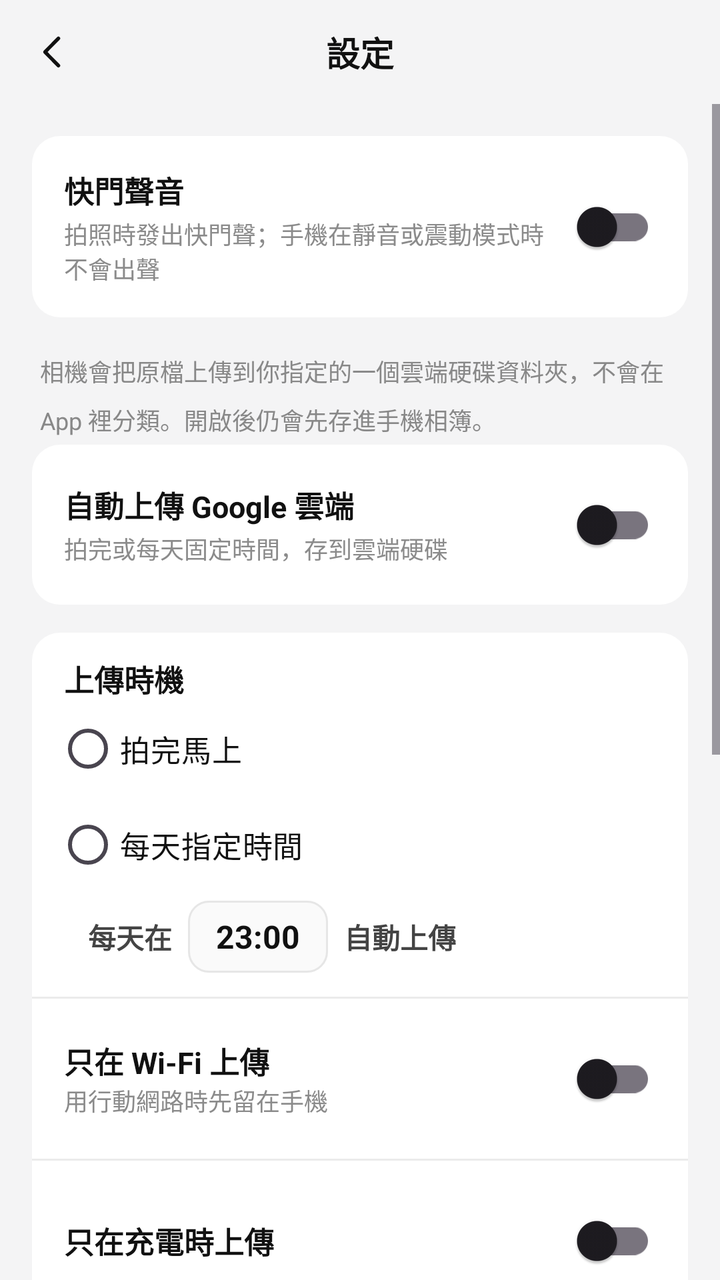
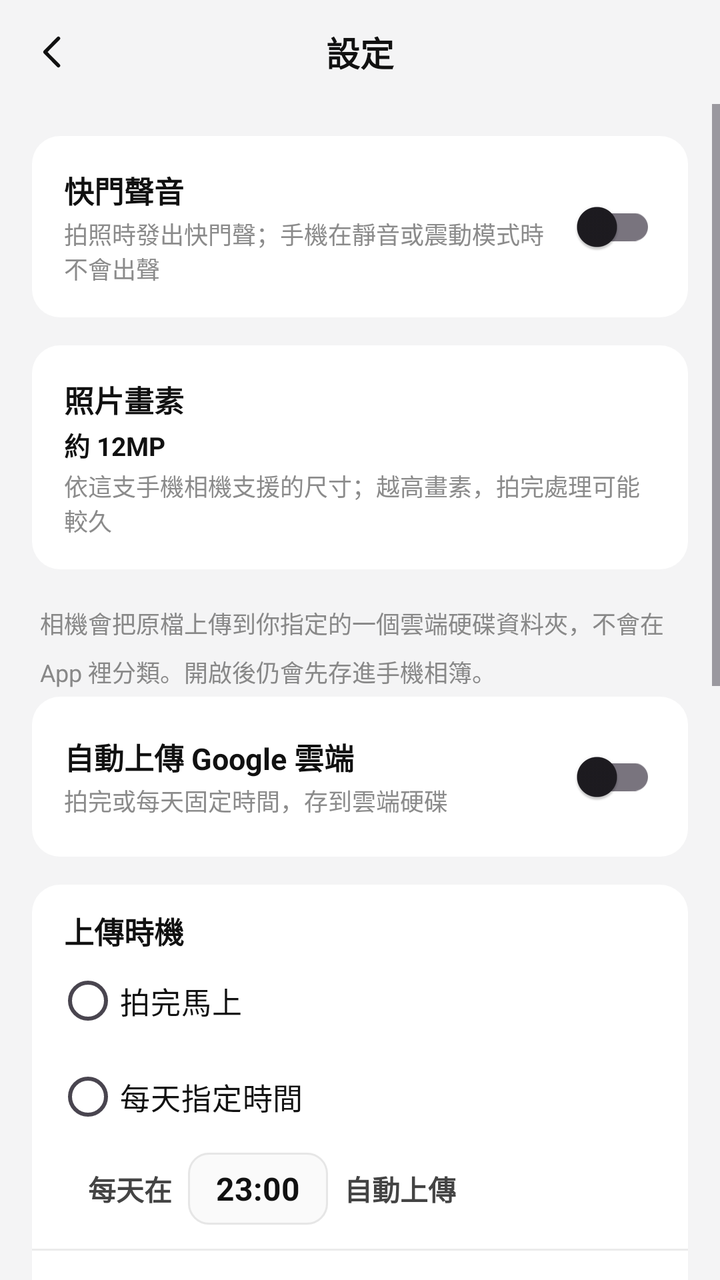

The first picture is an Android layout as it rendered before a commit; the second is the same layout after the commit. The layout source and the unified diff follow.
<!-- AndroidManifest.xml: activity theme SettingsTheme -->
<!-- res/layout/activity_settings.xml -->
<?xml version="1.0" encoding="utf-8"?>
<LinearLayout xmlns:android="http://schemas.android.com/apk/res/android"
    android:id="@+id/settingsRoot" android:layout_width="match_parent" android:layout_height="match_parent"
    android:orientation="vertical" android:background="#F4F4F5">
    <LinearLayout android:id="@+id/settingsTop" android:layout_width="match_parent" android:layout_height="wrap_content"
        android:orientation="vertical" android:background="#F4F4F5">
        <LinearLayout android:layout_width="match_parent" android:layout_height="52dp" android:gravity="center_vertical">
            <ImageButton android:id="@+id/btnBack" android:layout_width="44dp" android:layout_height="44dp"
                android:layout_marginStart="4dp" android:background="?attr/selectableItemBackgroundBorderless"
                android:src="@drawable/ic_back" android:contentDescription="返回" android:padding="10dp"/>
            <TextView android:layout_width="0dp" android:layout_height="wrap_content" android:layout_weight="1"
                android:gravity="center" android:text="設定" android:textStyle="bold" android:textSize="17sp" android:textColor="#111"/>
            <View android:layout_width="44dp" android:layout_height="44dp" android:layout_marginEnd="4dp"/>
        </LinearLayout>
    </LinearLayout>
    <ScrollView android:layout_width="match_parent" android:layout_height="0dp" android:layout_weight="1">
        <LinearLayout android:id="@+id/settingsBody" android:layout_width="match_parent" android:layout_height="wrap_content"
            android:orientation="vertical" android:padding="16dp" android:paddingBottom="32dp">
            <LinearLayout style="@style/SettingsCard">
                <LinearLayout android:layout_width="match_parent" android:layout_height="wrap_content"
                    android:gravity="center_vertical" android:padding="16dp">
                    <LinearLayout android:layout_width="0dp" android:layout_height="wrap_content" android:layout_weight="1" android:orientation="vertical">
                        <TextView android:layout_width="wrap_content" android:layout_height="wrap_content" android:text="快門聲音" android:textStyle="bold" android:textSize="15sp" android:textColor="#111"/>
                        <TextView android:layout_width="wrap_content" android:layout_height="wrap_content" android:text="拍照時發出快門聲；手機在靜音或震動模式時不會出聲" android:textSize="12sp" android:textColor="#8B8B8B" android:layout_marginTop="2dp"/>
                    </LinearLayout>
                    <androidx.appcompat.widget.SwitchCompat android:id="@+id/swShutterSound" android:layout_width="wrap_content" android:layout_height="wrap_content"/>
                </LinearLayout>
            </LinearLayout>

            <TextView android:layout_width="match_parent" android:layout_height="wrap_content"
                android:text="相機會把原檔上傳到你指定的一個雲端硬碟資料夾，不會在 App 裡分類。開啟後仍會先存進手機相簿。"
                android:textSize="12sp" android:textColor="#888888" android:lineSpacingMultiplier="1.4" android:padding="4dp" android:paddingBottom="12dp"/>

            <LinearLayout style="@style/SettingsCard">
                <LinearLayout android:layout_width="match_parent" android:layout_height="wrap_content"
                    android:gravity="center_vertical" android:padding="16dp">
                    <LinearLayout android:layout_width="0dp" android:layout_height="wrap_content" android:layout_weight="1" android:orientation="vertical">
                        <TextView android:layout_width="wrap_content" android:layout_height="wrap_content" android:text="自動上傳 Google 雲端" android:textStyle="bold" android:textSize="15sp" android:textColor="#111"/>
                        <TextView android:layout_width="wrap_content" android:layout_height="wrap_content" android:text="拍完或每天固定時間，存到雲端硬碟" android:textSize="12sp" android:textColor="#8B8B8B" android:layout_marginTop="2dp"/>
                    </LinearLayout>
                    <androidx.appcompat.widget.SwitchCompat android:id="@+id/swUpload" android:layout_width="wrap_content" android:layout_height="wrap_content"/>
                </LinearLayout>
            </LinearLayout>

            <LinearLayout android:id="@+id/uploadOpts" style="@style/SettingsCard">
                <TextView android:layout_width="wrap_content" android:layout_height="wrap_content" android:text="上傳時機" android:textStyle="bold" android:textSize="15sp" android:textColor="#111" android:paddingStart="16dp" android:paddingTop="12dp"/>
                <RadioGroup android:id="@+id/whenGroup" android:layout_width="match_parent" android:layout_height="wrap_content" android:paddingStart="12dp" android:paddingEnd="16dp" android:paddingBottom="4dp">
                    <RadioButton android:id="@+id/whenImmediate" android:layout_width="match_parent" android:layout_height="wrap_content" android:text="拍完馬上" android:textSize="15sp" android:textColor="#111"/>
                    <RadioButton android:id="@+id/whenDaily" android:layout_width="match_parent" android:layout_height="wrap_content" android:text="每天指定時間" android:textSize="15sp" android:textColor="#111"/>
                </RadioGroup>
                <LinearLayout android:id="@+id/timeRow" android:layout_width="match_parent" android:layout_height="wrap_content"
                    android:gravity="center_vertical" android:paddingStart="28dp" android:paddingEnd="16dp" android:paddingBottom="12dp">
                    <TextView android:layout_width="wrap_content" android:layout_height="wrap_content" android:text="每天在" android:textSize="14sp" android:textColor="#444" android:textStyle="bold"/>
                    <TextView android:id="@+id/btnTime" android:layout_width="wrap_content" android:layout_height="36dp"
                        android:layout_marginStart="8dp" android:layout_marginEnd="8dp" android:gravity="center"
                        android:background="@drawable/field_light" android:paddingStart="14dp" android:paddingEnd="14dp"
                        android:text="23:00" android:textStyle="bold" android:textSize="16sp" android:textColor="#111" android:fontFeatureSettings="tnum"/>
                    <TextView android:layout_width="wrap_content" android:layout_height="wrap_content" android:text="自動上傳" android:textSize="14sp" android:textColor="#444" android:textStyle="bold"/>
                </LinearLayout>
                <View android:layout_width="match_parent" android:layout_height="1dp" android:background="#EBEBEB"/>
                <LinearLayout android:layout_width="match_parent" android:layout_height="wrap_content" android:gravity="center_vertical" android:padding="16dp">
                    <LinearLayout android:layout_width="0dp" android:layout_height="wrap_content" android:layout_weight="1" android:orientation="vertical">
                        <TextView android:layout_width="wrap_content" android:layout_height="wrap_content" android:text="只在 Wi‑Fi 上傳" android:textStyle="bold" android:textSize="15sp" android:textColor="#111"/>
                        <TextView android:layout_width="wrap_content" android:layout_height="wrap_content" android:text="用行動網路時先留在手機" android:textSize="12sp" android:textColor="#8B8B8B"/>
                    </LinearLayout>
                    <androidx.appcompat.widget.SwitchCompat android:id="@+id/swWifi" android:layout_width="wrap_content" android:layout_height="wrap_content"/>
                </LinearLayout>
                <View android:layout_width="match_parent" android:layout_height="1dp" android:background="#EBEBEB"/>
                <LinearLayout android:layout_width="match_parent" android:layout_height="wrap_content" android:gravity="center_vertical" android:padding="16dp">
                    <TextView android:layout_width="0dp" android:layout_height="wrap_content" android:layout_weight="1" android:text="只在充電時上傳" android:textStyle="bold" android:textSize="15sp" android:textColor="#111"/>
                    <androidx.appcompat.widget.SwitchCompat android:id="@+id/swCharge" android:layout_width="wrap_content" android:layout_height="wrap_content"/>
                </LinearLayout>
                <View android:layout_width="match_parent" android:layout_height="1dp" android:background="#EBEBEB"/>
                <LinearLayout android:layout_width="match_parent" android:layout_height="wrap_content" android:orientation="vertical" android:padding="16dp">
                    <TextView android:layout_width="wrap_content" android:layout_height="wrap_content" android:text="雲端資料夾名稱" android:textStyle="bold" android:textSize="15sp" android:textColor="#111"/>
                    <EditText android:id="@+id/fFolder" android:layout_width="match_parent" android:layout_height="wrap_content"
                        android:layout_marginTop="8dp" android:background="@drawable/field_light" android:padding="10dp"
                        android:text="時間相機" android:maxLines="1" android:inputType="text" android:textSize="15sp" android:textColor="#111"/>
                </LinearLayout>
            </LinearLayout>

            <LinearLayout style="@style/SettingsCard" android:orientation="vertical" android:padding="16dp">
                <TextView android:id="@+id/acctLabel" android:layout_width="match_parent" android:layout_height="wrap_content"
                    android:text="尚未連結 Google 帳號" android:textStyle="bold" android:textSize="15sp" android:textColor="#111"/>
                <TextView android:id="@+id/acctSub" android:layout_width="match_parent" android:layout_height="wrap_content"
                    android:layout_marginTop="2dp" android:text="連結後才會上傳到雲端硬碟" android:textSize="12sp" android:textColor="#8B8B8B"/>
                <LinearLayout android:layout_width="match_parent" android:layout_height="wrap_content" android:layout_marginTop="12dp">
                    <TextView android:id="@+id/btnConnect" android:layout_width="0dp" android:layout_height="44dp" android:layout_weight="1"
                        android:gravity="center" android:background="@drawable/done_dark" android:text="連結 Google 帳號"
                        android:textColor="#FFF" android:textStyle="bold" android:textSize="14sp"/>
                    <TextView android:id="@+id/btnDisconnect" android:layout_width="wrap_content" android:layout_height="44dp"
                        android:layout_marginStart="8dp" android:gravity="center" android:paddingStart="12dp" android:paddingEnd="12dp"
                        android:text="中斷" android:textColor="#C0392B" android:textStyle="bold" android:textSize="14sp" android:visibility="gone"/>
                </LinearLayout>
            </LinearLayout>

            <LinearLayout style="@style/SettingsCard" android:orientation="vertical" android:padding="16dp">
                <TextView android:id="@+id/stPending" android:layout_width="match_parent" android:layout_height="wrap_content"
                    android:text="待上傳 0 張" android:textStyle="bold" android:textSize="15sp" android:textColor="#111"/>
                <TextView android:id="@+id/stLast" android:layout_width="match_parent" android:layout_height="wrap_content"
                    android:layout_marginTop="4dp" android:text="尚未上傳" android:textSize="13sp" android:textColor="#8B8B8B"/>
                <TextView android:id="@+id/stError" android:layout_width="match_parent" android:layout_height="wrap_content"
                    android:layout_marginTop="4dp" android:text="" android:textSize="13sp" android:textColor="#C0392B" android:visibility="gone"/>
                <TextView android:id="@+id/btnUploadNow" android:layout_width="match_parent" android:layout_height="44dp"
                    android:layout_marginTop="12dp" android:gravity="center" android:background="@drawable/done_dark"
                    android:text="立即上傳" android:textColor="#FFF" android:textStyle="bold" android:textSize="14sp"/>
            </LinearLayout>

            <TextView android:layout_width="match_parent" android:layout_height="wrap_content"
                android:gravity="center" android:paddingTop="12dp" android:text="時間相機 1.3.0" android:textSize="11sp" android:textColor="#AAAAAA"/>
        </LinearLayout>
    </ScrollView>
</LinearLayout>
<!-- resources referenced by this layout -->
<resources>
  <!-- drawable done_dark (drawable) -->
  <?xml version="1.0" encoding="utf-8"?>
  <shape xmlns:android="http://schemas.android.com/apk/res/android" android:shape="rectangle">
      <solid android:color="#FF111111"/>
      <corners android:radius="16dp"/>
  </shape>
  <!-- drawable field_light (drawable) -->
  <?xml version="1.0" encoding="utf-8"?>
  <shape xmlns:android="http://schemas.android.com/apk/res/android" android:shape="rectangle">
      <solid android:color="#FFFAFAFA"/>
      <stroke android:width="1dp" android:color="#FFE6E6E6"/>
      <corners android:radius="10dp"/>
  </shape>
  <!-- drawable ic_back (drawable) -->
  <?xml version="1.0" encoding="utf-8"?>
  <vector xmlns:android="http://schemas.android.com/apk/res/android" android:width="24dp" android:height="24dp" android:viewportWidth="24" android:viewportHeight="24">
      <path android:pathData="M15.2,5.2L8.5,12l6.7,6.8" android:strokeColor="#FF111111" android:strokeWidth="1.8" android:strokeLineCap="round" android:strokeLineJoin="round" android:fillColor="#00000000"/>
  </vector>
  <style name="SettingsCard">
          <item name="android:layout_width">match_parent</item>
          <item name="android:layout_height">wrap_content</item>
          <item name="android:orientation">vertical</item>
          <item name="android:background">@drawable/settings_card</item>
          <item name="android:layout_marginBottom">14dp</item>
      </style>
  <style name="SettingsTheme" parent="AppTheme">
          <item name="android:windowBackground">#F4F4F5</item>
      </style>
  <!-- drawable settings_card (drawable) -->
  <?xml version="1.0" encoding="utf-8"?>
  <shape xmlns:android="http://schemas.android.com/apk/res/android" android:shape="rectangle">
      <solid android:color="#FFFFFFFF"/>
      <corners android:radius="14dp"/>
  </shape>
  <style name="AppTheme" parent="Theme.Material3.Light.NoActionBar">
          <item name="android:statusBarColor">@android:color/transparent</item>
          <item name="android:navigationBarColor">@android:color/transparent</item>
          <item name="android:windowBackground">@android:color/white</item>
          <item name="colorPrimary">#111111</item>
          <item name="colorAccent">#34C759</item>
          <item name="android:timePickerDialogTheme">@style/TimePickerTheme</item>
      </style>
  <style name="TimePickerTheme" parent="ThemeOverlay.Material3.MaterialCalendar">
          <item name="colorPrimary">#111111</item>
          <item name="android:windowBackground">@android:color/white</item>
      </style>
</resources>

<!-- the commit's change to res/layout/activity_settings.xml (unified diff, before → after) -->
@@ -24,6 +24,17 @@
                         <TextView android:layout_width="wrap_content" android:layout_height="wrap_content" android:text="拍照時發出快門聲；手機在靜音或震動模式時不會出聲" android:textSize="12sp" android:textColor="#8B8B8B" android:layout_marginTop="2dp"/>
                     </LinearLayout>
                     <androidx.appcompat.widget.SwitchCompat android:id="@+id/swShutterSound" android:layout_width="wrap_content" android:layout_height="wrap_content"/>
+                </LinearLayout>
+            </LinearLayout>
+
+            <LinearLayout android:id="@+id/rowPhotoRes" style="@style/SettingsCard" android:clickable="true" android:focusable="true" android:foreground="?attr/selectableItemBackground">
+                <LinearLayout android:layout_width="match_parent" android:layout_height="wrap_content"
+                    android:gravity="center_vertical" android:padding="16dp">
+                    <LinearLayout android:layout_width="0dp" android:layout_height="wrap_content" android:layout_weight="1" android:orientation="vertical">
+                        <TextView android:layout_width="wrap_content" android:layout_height="wrap_content" android:text="照片畫素" android:textStyle="bold" android:textSize="15sp" android:textColor="#111"/>
+                        <TextView android:id="@+id/photoResValue" android:layout_width="wrap_content" android:layout_height="wrap_content" android:text="約 12MP" android:textSize="13sp" android:textColor="#111" android:textStyle="bold" android:layout_marginTop="2dp"/>
+                        <TextView android:layout_width="wrap_content" android:layout_height="wrap_content" android:text="依這支手機相機支援的尺寸；越高畫素，拍完處理可能較久" android:textSize="12sp" android:textColor="#8B8B8B" android:layout_marginTop="2dp"/>
+                    </LinearLayout>
                 </LinearLayout>
             </LinearLayout>
 
@@ -107,7 +118,7 @@
             </LinearLayout>
 
             <TextView android:layout_width="match_parent" android:layout_height="wrap_content"
-                android:gravity="center" android:paddingTop="12dp" android:text="時間相機 1.3.0" android:textSize="11sp" android:textColor="#AAAAAA"/>
+                android:gravity="center" android:paddingTop="12dp" android:text="時間相機 1.3.1" android:textSize="11sp" android:textColor="#AAAAAA"/>
         </LinearLayout>
     </ScrollView>
 </LinearLayout>
